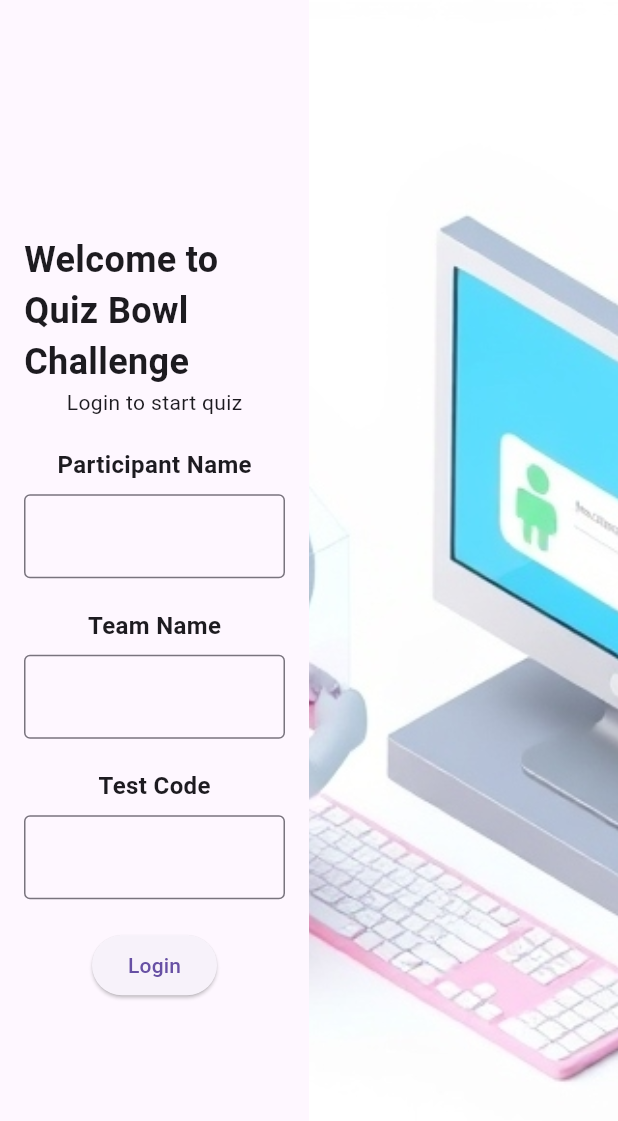
After one commit to shivanitomar0416/quize_webapp, a Flutter app: the screen it shows after launch, after a tap on "Login to the quiz", on a phone screen of 412 x 824 dp. The commit adds this screen. Shown: the top 1121 px of the screen. Run offline on Flutter 3.47's test engine with Material 3 defaults, Android fonts, the phone set to English and light mode, and no system bars; our stand-ins replace dio.

Commit message:
Second_commit

```diff
--- a/lib/domain/screens/splash_screen.dart
+++ b/lib/domain/screens/splash_screen.dart
@@ -1,12 +1,10 @@
 import 'package:flutter/material.dart';
 import 'dart:async';
 import 'package:quize_webapp/domain/widgets/home_screen.dart';
-
 class SplashScreen extends StatefulWidget {
   @override
   _SplashScreenState createState() => _SplashScreenState();
 }
-
 class _SplashScreenState extends State<SplashScreen> {
   @override
   void initState() {
@@ -18,7 +16,6 @@ class _SplashScreenState extends State<SplashScreen> {
       );
     });
   }
-
   @override
   Widget build(BuildContext context) {
     return Scaffold(
--- a/lib/domain/widgets/home_screen.dart
+++ b/lib/domain/widgets/home_screen.dart
@@ -1,32 +1,34 @@
 import 'package:flutter/material.dart';
+import 'package:quize_webapp/presentation/page/login.dart'; // Ensure this import is correct
 
 class HomeScreen extends StatelessWidget {
   @override
   Widget build(BuildContext context) {
     return Scaffold(
       appBar: AppBar(
-        title: Text('Home Screen'),
+        title: const Text('Home Screen'),
       ),
-      body: Center(
-        child: Column(
-          mainAxisAlignment: MainAxisAlignment.center,
-          children: [
-            Text(
-              'Welcome to the Home Screen!',
-              style: TextStyle(fontSize: 24, fontWeight: FontWeight.bold),
+      body: Stack(
+        children: [
+          SizedBox.expand(
+            child: FittedBox(
+              fit: BoxFit.cover, // Ensures the image covers the entire screen
+              child: Image.asset('assets/images/home_screen.jpg'),
             ),
-            SizedBox(height: 20),
-            ElevatedButton(
+          ),
+          Center(
+            child: ElevatedButton(
               onPressed: () {
-                // You can add action when the button is pressed
-                ScaffoldMessenger.of(context).showSnackBar(
-                  SnackBar(content: Text('Button pressed!')),
+                // Use Navigator.push to navigate to the ParticipationScreen
+                Navigator.push(
+                  context,
+                  MaterialPageRoute(builder: (context) => LoginScreen()),
                 );
               },
-              child: Text('Press Me'),
+              child: const Text('Login to the quiz'),
             ),
-          ],
-        ),
+          ),
+        ],
       ),
     );
   }
--- a/lib/main.dart
+++ b/lib/main.dart
@@ -8,11 +8,7 @@ class MyApp extends StatelessWidget {
   @override
   Widget build(BuildContext context) {
     return MaterialApp(
-      title: 'Flutter Demo',
-      theme: ThemeData(
-        colorScheme: ColorScheme.fromSeed(seedColor: Colors.deepPurple),
-        useMaterial3: true,
-      ),
+      title: 'Quiz Bowl',
       home: SplashScreen(),
     );
   }
--- /dev/null
+++ b/lib/presentation/page/login.dart
@@ -0,0 +1,89 @@
+import 'package:flutter/material.dart';
+import 'package:quize_webapp/presentation/page/participation_screen.dart';
+
+class LoginScreen extends StatelessWidget {
+  @override
+  Widget build(BuildContext context) {
+    return Scaffold(
+      body: Row(
+        children: [
+          Expanded(
+            flex: 1,
+            child: Padding(
+              padding: const EdgeInsets.all(16.0),
+              child: Column(
+                mainAxisAlignment: MainAxisAlignment.center,
+                children: [
+                  Text(
+                    'Welcome to Quiz Bowl Challenge',
+                    style: TextStyle(fontSize: 24, fontWeight: FontWeight.bold),
+                  ),
+                  Text(
+                    'Login to start quiz',
+                    style:
+                        TextStyle(fontSize: 14, fontWeight: FontWeight.normal),
+                  ),
+                  SizedBox(height: 20),
+                  Text(
+                    'Participant Name',
+                    style: TextStyle(fontSize: 16, fontWeight: FontWeight.bold),
+                  ),
+                  SizedBox(height: 8),
+                  TextField(
+                    decoration: InputDecoration(
+                      border: OutlineInputBorder(),
+                    ),
+                  ),
+                  SizedBox(height: 20),
+                  Text(
+                    'Team Name',
+                    style: TextStyle(fontSize: 16, fontWeight: FontWeight.bold),
+                  ),
+                  SizedBox(height: 8),
+                  TextField(
+                    decoration: InputDecoration(
+                      border: OutlineInputBorder(),
+                    ),
+                  ),
+                  SizedBox(height: 20),
+                  Text(
+                    'Test Code',
+                    style: TextStyle(fontSize: 16, fontWeight: FontWeight.bold),
+                  ),
+                  SizedBox(height: 8),
+                  TextField(
+                    decoration: InputDecoration(
+                      border: OutlineInputBorder(),
+                    ),
+                  ),
+                  SizedBox(height: 20),
+                  ElevatedButton(
+                    onPressed: () {
+                      Navigator.push(
+                        context,
+                        MaterialPageRoute(
+                            builder: (context) => ParticipationScreen()),
+                      );
+                    },
+                    child: Text('Login'),
+                  ),
+                ],
+              ),
+            ),
+          ),
+          Expanded(
+            flex: 1,
+            child: Container(
+              decoration: BoxDecoration(
+                image: DecorationImage(
+                  image: AssetImage('assets/images/login.jpeg'),
+                  fit: BoxFit.cover,
+                ),
+              ),
+            ),
+          ),
+        ],
+      ),
+    );
+  }
+}
```
Also changed, not shown: lib/presentation/page/participation_screen.dart (added, +65 -0 lines), lib/presentation/widgets/round_end.dart (added, +22 -0 lines), lib/presentation/widgets/rounds.dart (added, +35 -0 lines), lib/presentation/widgets/screens/end_screen1.dart (added, +34 -0 lines), lib/presentation/widgets/screens/end_screen2.dart (added, +33 -0 lines), assets/images/4529164.jpg (added), assets/images/4860763.jpg (added), assets/images/5277015.jpg (added), assets/images/606ed0e0-4390-4597-9d78-c7c25d92897e.jpeg.jpg (added), assets/images/f326dae8-688b-4329-a580-f1f4cc0e8809.jpeg.jpg (added), assets/images/home_screen.jpg (added), assets/images/login.jpeg (added), 1 other file.
